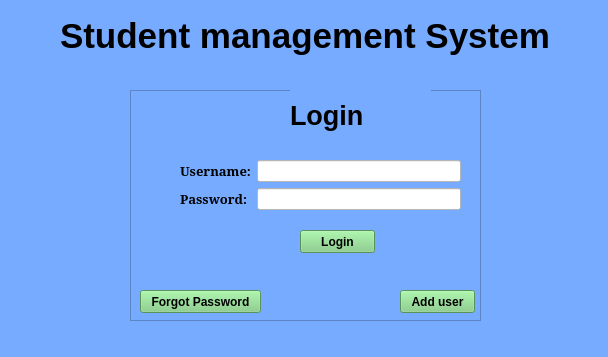
Above: Windows/login/login.ui from sangwani-coder/PyQt5-SDMS-Desktop before the change. Below: the same form after it.
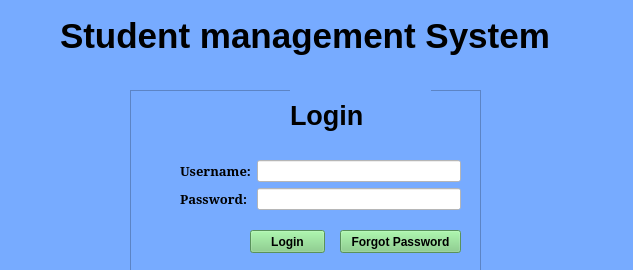
That is the form after the change.

```diff
--- a/Windows/login/login.ui
+++ b/Windows/login/login.ui
@@ -6,8 +6,8 @@
    <rect>
     <x>0</x>
     <y>0</y>
-    <width>608</width>
-    <height>357</height>
+    <width>633</width>
+    <height>270</height>
    </rect>
   </property>
   <property name="windowTitle">
@@ -90,7 +90,7 @@
    <widget class="QPushButton" name="pushButton">
     <property name="geometry">
      <rect>
-      <x>170</x>
+      <x>120</x>
       <y>140</y>
       <width>75</width>
       <height>23</height>
@@ -112,8 +112,8 @@
    <widget class="QPushButton" name="pushButton_2">
     <property name="geometry">
      <rect>
-      <x>10</x>
-      <y>200</y>
+      <x>210</x>
+      <y>140</y>
       <width>121</width>
       <height>23</height>
      </rect>
@@ -131,28 +131,6 @@
      <string>Forgot Password</string>
     </property>
    </widget>
-   <widget class="QPushButton" name="pushButton_3">
-    <property name="geometry">
-     <rect>
-      <x>270</x>
-      <y>200</y>
-      <width>75</width>
-      <height>23</height>
-     </rect>
-    </property>
-    <property name="font">
-     <font>
-      <weight>75</weight>
-      <bold>true</bold>
-     </font>
-    </property>
-    <property name="styleSheet">
-     <string notr="true">background-color: rgb(125, 205, 127);</string>
-    </property>
-    <property name="text">
-     <string>Add user</string>
-    </property>
-   </widget>
    <widget class="QLabel" name="label_3">
     <property name="geometry">
      <rect>
```
